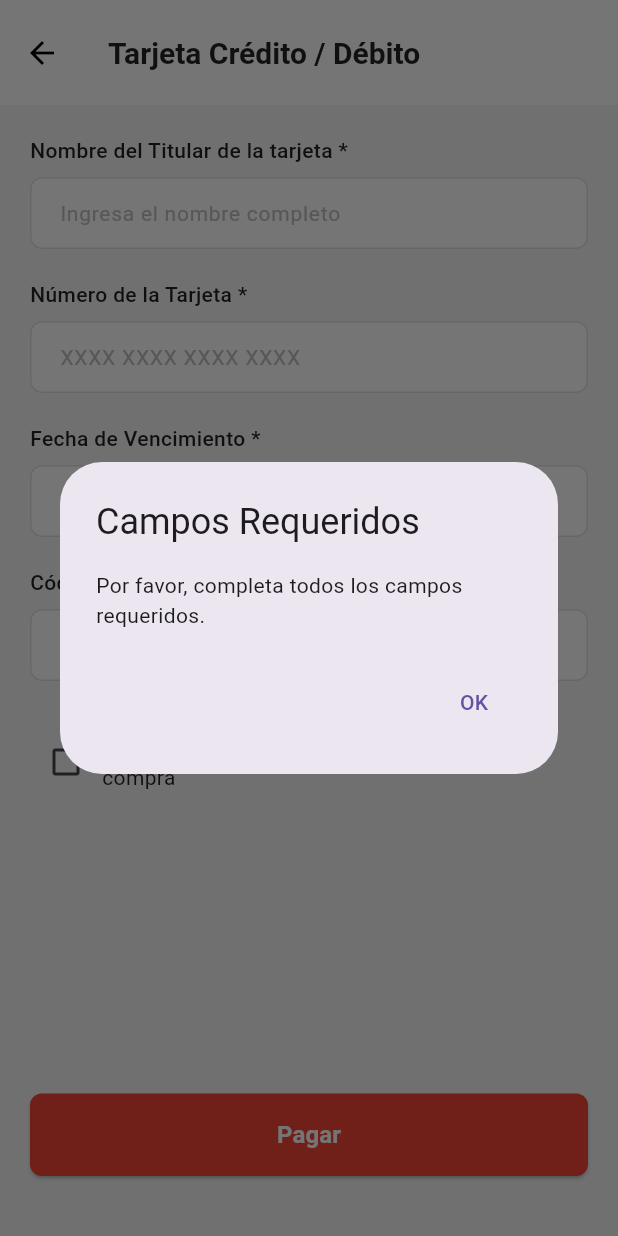
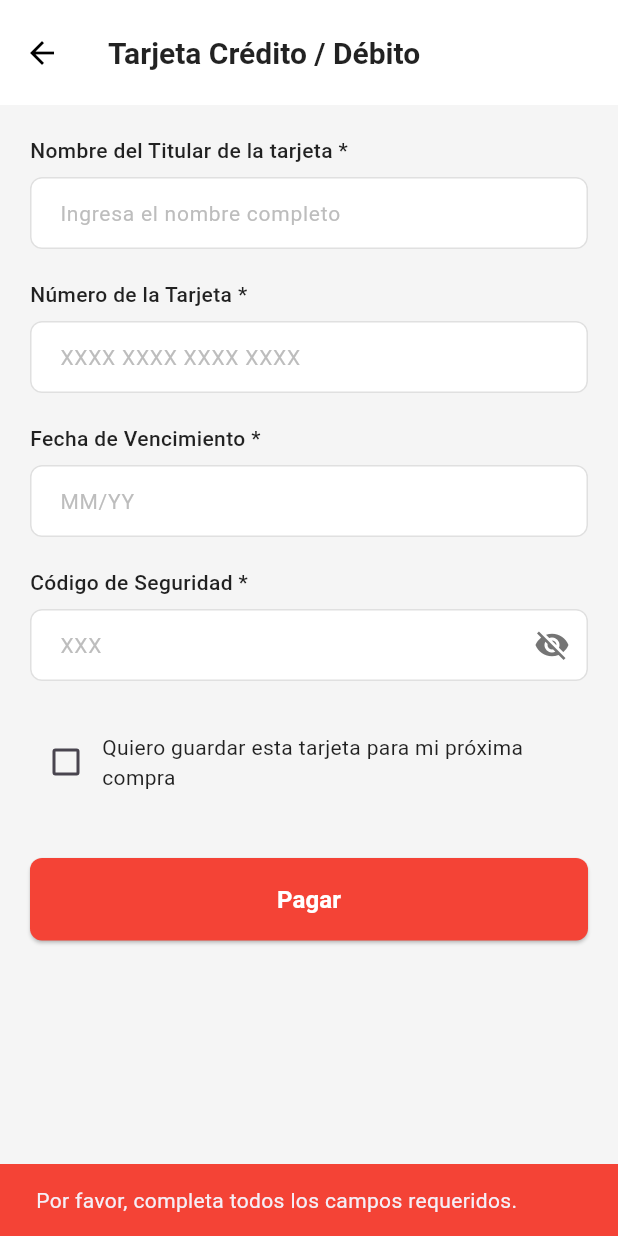
Before and after one commit to Fournext/FastPedido-IHC, a Flutter app: the CreditCardScreen screen opened by its route, after a tap on "Pagar", on a phone screen of 412 x 824 dp. Run offline on Flutter 3.47's test engine with Material 3 defaults, Android fonts, the phone set to English and light mode, and no system bars.

Commit message:
fix overflow en las tarjetas de credito

```diff
--- a/lib/screens/credit_card_screen.dart
+++ b/lib/screens/credit_card_screen.dart
@@ -1,4 +1,61 @@
 import 'package:flutter/material.dart';
+import 'package:flutter/services.dart';
+
+class ExpiryDateFormatter extends TextInputFormatter {
+  @override
+  TextEditingValue formatEditUpdate(
+    TextEditingValue oldValue,
+    TextEditingValue newValue,
+  ) {
+    // Solo permitir números
+    String newText = newValue.text.replaceAll(RegExp(r'[^0-9]'), '');
+
+    // Limitar a 4 dígitos máximo
+    if (newText.length > 4) {
+      newText = newText.substring(0, 4);
+    }
+
+    // Agregar / después del segundo dígito
+    if (newText.length >= 3) {
+      newText = '${newText.substring(0, 2)}/${newText.substring(2)}';
+    }
+
+    return TextEditingValue(
+      text: newText,
+      selection: TextSelection.collapsed(offset: newText.length),
+    );
+  }
+}
+
+class CardNumberFormatter extends TextInputFormatter {
+  @override
+  TextEditingValue formatEditUpdate(
+    TextEditingValue oldValue,
+    TextEditingValue newValue,
+  ) {
+    // Solo permitir números
+    String newText = newValue.text.replaceAll(RegExp(r'[^0-9]'), '');
+
+    // Limitar a 16 dígitos máximo
+    if (newText.length > 16) {
+      newText = newText.substring(0, 16);
+    }
+
+    // Agregar espacios cada 4 dígitos
+    String formatted = '';
+    for (int i = 0; i < newText.length; i++) {
+      if (i > 0 && i % 4 == 0) {
+        formatted += ' ';
+      }
+      formatted += newText[i];
+    }
+
+    return TextEditingValue(
+      text: formatted,
+      selection: TextSelection.collapsed(offset: formatted.length),
+    );
+  }
+}
 
 class CreditCardScreen extends StatefulWidget {
   const CreditCardScreen({super.key});
@@ -13,6 +70,7 @@ class _CreditCardScreenState extends State<CreditCardScreen> {
   final TextEditingController _expiryDateController = TextEditingController();
   final TextEditingController _securityCodeController = TextEditingController();
   bool _saveCard = false;
+  bool _obscureSecurityCode = true;
 
   @override
   Widget build(BuildContext context) {
@@ -35,7 +93,9 @@ class _CreditCardScreenState extends State<CreditCardScreen> {
           ),
         ),
       ),
-      body: Padding(
+      resizeToAvoidBottomInset: true,
+      body: SafeArea(
+        child: SingleChildScrollView(
           padding: const EdgeInsets.all(20),
           child: Column(
             crossAxisAlignment: CrossAxisAlignment.start,
@@ -54,6 +114,8 @@ class _CreditCardScreenState extends State<CreditCardScreen> {
                 label: 'Número de la Tarjeta *',
                 hintText: 'XXXX XXXX XXXX XXXX',
                 keyboardType: TextInputType.number,
+                inputFormatters: [CardNumberFormatter()],
+                maxLength: 19, // 16 dígitos + 3 espacios
               ),
               const SizedBox(height: 20),
 
@@ -63,16 +125,13 @@ class _CreditCardScreenState extends State<CreditCardScreen> {
                 label: 'Fecha de Vencimiento *',
                 hintText: 'MM/YY',
                 keyboardType: TextInputType.number,
+                inputFormatters: [ExpiryDateFormatter()],
+                maxLength: 5,
               ),
               const SizedBox(height: 20),
 
               // Campo Código de Seguridad
-            _buildTextField(
-              controller: _securityCodeController,
-              label: 'Código de Seguridad *',
-              hintText: 'XXX',
-              keyboardType: TextInputType.number,
-            ),
+              _buildSecurityCodeField(),
               const SizedBox(height: 30),
 
               // Checkbox para guardar tarjeta
@@ -96,7 +155,7 @@ class _CreditCardScreenState extends State<CreditCardScreen> {
                 ],
               ),
 
-            const Spacer(),
+              const SizedBox(height: 40),
 
               // Botón Pagar
               SizedBox(
@@ -119,8 +178,8 @@ class _CreditCardScreenState extends State<CreditCardScreen> {
                   ),
                 ),
               ),
-            const SizedBox(height: 20),
             ],
+          ),
         ),
       ),
     );
@@ -131,6 +190,8 @@ class _CreditCardScreenState extends State<CreditCardScreen> {
     required String label,
     required String hintText,
     TextInputType? keyboardType,
+    List<TextInputFormatter>? inputFormatters,
+    int? maxLength,
   }) {
     return Column(
       crossAxisAlignment: CrossAxisAlignment.start,
@@ -147,7 +208,10 @@ class _CreditCardScreenState extends State<CreditCardScreen> {
         TextField(
           controller: controller,
           keyboardType: keyboardType,
+          inputFormatters: inputFormatters,
+          maxLength: maxLength,
           decoration: InputDecoration(
+            counterText: maxLength != null ? '' : null, // Ocultar contador
             hintText: hintText,
             hintStyle: TextStyle(fontSize: 14, color: Colors.grey[400]),
             filled: true,
@@ -174,28 +238,79 @@ class _CreditCardScreenState extends State<CreditCardScreen> {
     );
   }
 
-  void _processPayment() {
-    // Validar campos
-    if (_cardHolderController.text.isEmpty ||
-        _cardNumberController.text.isEmpty ||
-        _expiryDateController.text.isEmpty ||
-        _securityCodeController.text.isEmpty) {
-      showDialog(
-        context: context,
-        builder: (BuildContext context) {
-          return AlertDialog(
-            title: const Text('Campos Requeridos'),
-            content: const Text(
-              'Por favor, completa todos los campos requeridos.',
+  Widget _buildSecurityCodeField() {
+    return Column(
+      crossAxisAlignment: CrossAxisAlignment.start,
+      children: [
+        const Text(
+          'Código de Seguridad *',
+          style: TextStyle(
+            fontSize: 14,
+            color: Colors.black87,
+            fontWeight: FontWeight.w500,
           ),
-            actions: [
-              TextButton(
-                onPressed: () => Navigator.of(context).pop(),
-                child: const Text('OK'),
+        ),
+        const SizedBox(height: 8),
+        TextField(
+          controller: _securityCodeController,
+          keyboardType: TextInputType.number,
+          obscureText: _obscureSecurityCode,
+          inputFormatters: [
+            FilteringTextInputFormatter.digitsOnly,
+            LengthLimitingTextInputFormatter(3),
+          ],
+          maxLength: 3,
+          decoration: InputDecoration(
+            counterText: '', // Ocultar contador
+            hintText: 'XXX',
+            hintStyle: TextStyle(fontSize: 14, color: Colors.grey[400]),
+            filled: true,
+            fillColor: Colors.white,
+            border: OutlineInputBorder(
+              borderRadius: BorderRadius.circular(8),
+              borderSide: BorderSide(color: Colors.grey[300]!),
+            ),
+            enabledBorder: OutlineInputBorder(
+              borderRadius: BorderRadius.circular(8),
+              borderSide: BorderSide(color: Colors.grey[300]!),
+            ),
+            focusedBorder: OutlineInputBorder(
+              borderRadius: BorderRadius.circular(8),
+              borderSide: const BorderSide(color: Colors.red),
+            ),
+            contentPadding: const EdgeInsets.symmetric(
+              horizontal: 16,
+              vertical: 12,
+            ),
+            suffixIcon: IconButton(
+              icon: Icon(
+                _obscureSecurityCode ? Icons.visibility_off : Icons.visibility,
+                color: Colors.grey[600],
+              ),
+              onPressed: () {
+                setState(() {
+                  _obscureSecurityCode = !_obscureSecurityCode;
+                });
+              },
+            ),
+          ),
         ),
       ],
     );
-        },
+  }
+
+  void _processPayment() {
+    // Validar campos
+    if (_cardHolderController.text.trim().isEmpty ||
+        _cardNumberController.text.trim().isEmpty ||
+        _expiryDateController.text.trim().isEmpty ||
+        _securityCodeController.text.trim().isEmpty) {
+      ScaffoldMessenger.of(context).showSnackBar(
+        const SnackBar(
+          content: Text('Por favor, completa todos los campos requeridos.'),
+          backgroundColor: Colors.red,
+          duration: Duration(seconds: 2),
+        ),
       );
       return;
     }
@@ -205,14 +320,17 @@ class _CreditCardScreenState extends State<CreditCardScreen> {
       context: context,
       barrierDismissible: false,
       builder: (BuildContext context) {
-        return const AlertDialog(
+        return WillPopScope(
+          onWillPop: () async => false,
+          child: const AlertDialog(
             content: Column(
               mainAxisSize: MainAxisSize.min,
               children: [
-              CircularProgressIndicator(),
+                CircularProgressIndicator(color: Colors.red),
                 SizedBox(height: 16),
                 Text('Procesando pago...'),
               ],
+            ),
           ),
         );
       },
@@ -220,22 +338,33 @@ class _CreditCardScreenState extends State<CreditCardScreen> {
 
     // Simular delay de procesamiento
     Future.delayed(const Duration(seconds: 2), () {
+      if (mounted) {
         Navigator.of(context).pop(); // Cerrar diálogo de carga
         _showPaymentSuccess();
+      }
     });
   }
 
   void _showPaymentSuccess() {
+    if (!mounted) return;
+
     showDialog(
       context: context,
+      barrierDismissible: false,
       builder: (BuildContext context) {
         return AlertDialog(
-          title: const Text('¡Pago Exitoso!'),
+          title: const Row(
+            children: [
+              Icon(Icons.check_circle, color: Colors.green, size: 28),
+              SizedBox(width: 8),
+              Text('¡Pago Exitoso!'),
+            ],
+          ),
           content: const Text(
             'Tu pago ha sido procesado exitosamente.\nTu pedido ha sido confirmado.',
           ),
           actions: [
-            TextButton(
+            ElevatedButton(
               onPressed: () {
                 Navigator.of(context).pop();
                 // Navegar a Orders
@@ -245,12 +374,12 @@ class _CreditCardScreenState extends State<CreditCardScreen> {
                   (route) => route.settings.name == '/',
                 );
               },
-              style: TextButton.styleFrom(
+              style: ElevatedButton.styleFrom(
                 backgroundColor: Colors.green,
                 foregroundColor: Colors.white,
                 padding: const EdgeInsets.symmetric(
                   horizontal: 20,
-                  vertical: 10,
+                  vertical: 12,
                 ),
                 shape: RoundedRectangleBorder(
                   borderRadius: BorderRadius.circular(8),
```
Also changed, not shown: lib/screens/cart_screen.dart (+72 -24 lines), lib/screens/delivery_date_screen.dart (+6 -4 lines). Lines whose indentation alone changed are shown as unchanged.
